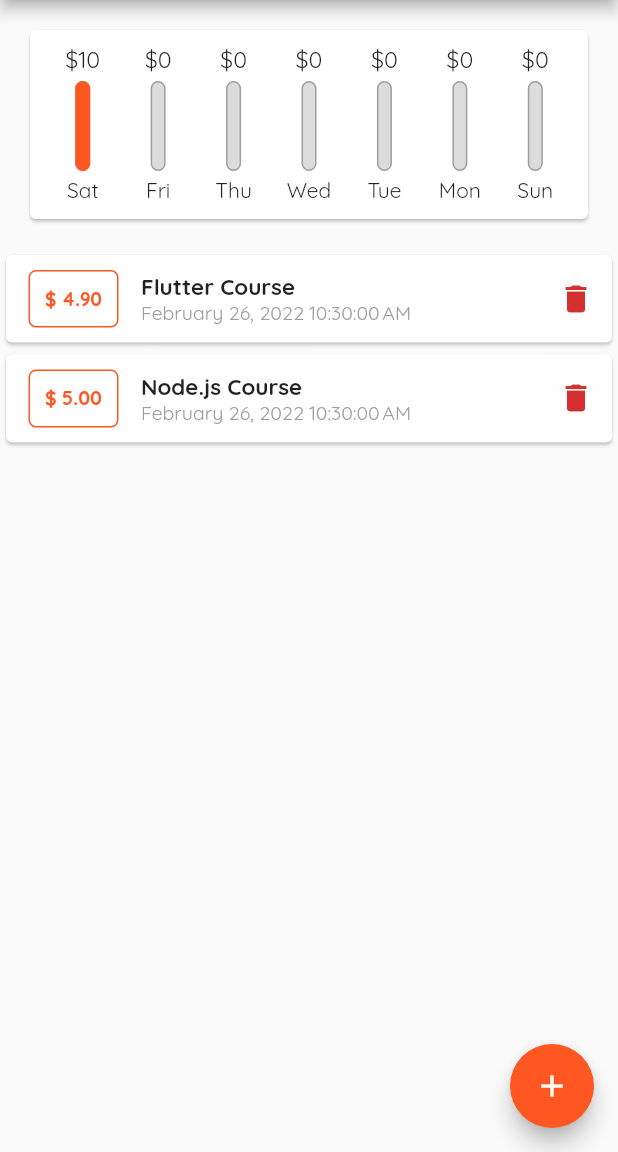
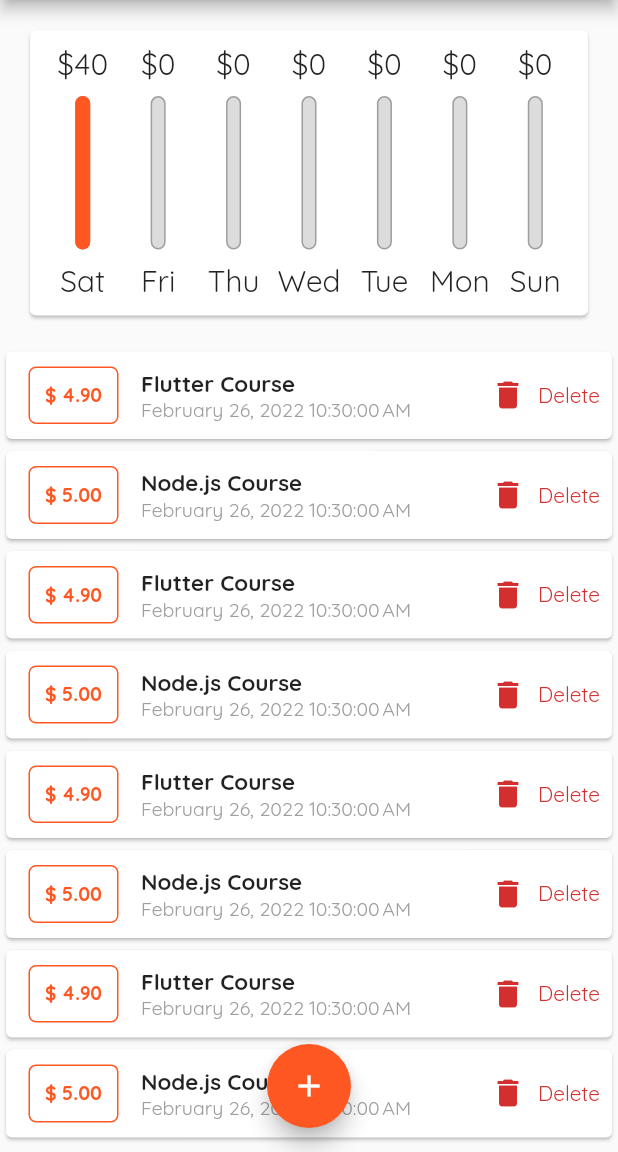
Before and after one commit to viraj-2393/expense-planner-flutter, a Flutter app: the screen it shows after launch, on a phone screen of 412 x 824 dp, the part 84-1236 px from its top. Run offline on Flutter 3.47's test engine with Material 2 defaults, Android fonts, the phone set to English and light mode, and no system bars.

Commit message:
different screen sizes adaptability added

```diff
--- a/lib/main.dart
+++ b/lib/main.dart
@@ -1,10 +1,18 @@
+import 'dart:io';
 import 'package:expense_planner/widgets/new_transaction.dart';
 import 'package:expense_planner/widgets/transaction_list.dart';
 import 'package:flutter/material.dart';
 import './models/transaction.dart';
 import './widgets/new_transaction.dart';
 import './widgets/chart.dart';
+import 'package:flutter/services.dart';
+
 void main(){
+  // WidgetsFlutterBinding.ensureInitialized();
+  // SystemChrome.setPreferredOrientations([
+  //   DeviceOrientation.portraitUp,
+  //   DeviceOrientation.portraitDown
+  // ]);
   runApp(MaterialApp(
     theme: ThemeData(
       primarySwatch: Colors.deepOrange,
@@ -24,8 +32,17 @@ class Home extends StatefulWidget {
 class _HomeState extends State<Home>{
   final List<Transaction> _userTransactions = [
     Transaction(id: 't1', title: 'Flutter Course', amount: 4.9, date: DateTime.now()),
-    Transaction(id: 't2', title: 'Node.js Course', amount: 5.00, date: DateTime.now())
+    Transaction(id: 't2', title: 'Node.js Course', amount: 5.00, date: DateTime.now()),
+    Transaction(id: 't3', title: 'Flutter Course', amount: 4.9, date: DateTime.now()),
+    Transaction(id: 't4', title: 'Node.js Course', amount: 5.00, date: DateTime.now()),
+    Transaction(id: 't5', title: 'Flutter Course', amount: 4.9, date: DateTime.now()),
+    Transaction(id: 't6', title: 'Node.js Course', amount: 5.00, date: DateTime.now()),
+    Transaction(id: 't7', title: 'Flutter Course', amount: 4.9, date: DateTime.now()),
+    Transaction(id: 't8', title: 'Node.js Course', amount: 5.00, date: DateTime.now())
   ];
+
+  bool _showChart = false;
+
   List<Transaction> get _recentTransactions{
     return _userTransactions.where((tx) {
       return tx.date.isAfter(DateTime.now().subtract(Duration(days: 7)));
@@ -58,8 +75,9 @@ class _HomeState extends State<Home>{
   }
   @override
   Widget build(BuildContext context) {
-    return Scaffold(
-      appBar: AppBar(
+    final mediaQuery = MediaQuery.of(context);
+    final isLandscape = mediaQuery.orientation == Orientation.landscape;
+    final appBar = AppBar(
       title: Text('Expense Planner'),
       actions: [
         IconButton(
@@ -67,18 +85,49 @@ class _HomeState extends State<Home>{
             icon: Icon(Icons.add))
       ],
       centerTitle: true,
+    );
+    final txListWidget = Container(
+      height: (mediaQuery.size.height - appBar.preferredSize.height - mediaQuery.padding.top) * 0.7,
+      child: TransactionList(_userTransactions, _deleteTransaction),
+    );
+    return Scaffold(
+      appBar: appBar,
+      body:SingleChildScrollView(
+        child: Column(
+          children: [
+            if(isLandscape) Row(
+              mainAxisAlignment: MainAxisAlignment.center,
+              children: [
+                Text('Show Chart'),
+                Switch.adaptive(
+                  onChanged: (val){
+                    setState(() {
+                      _showChart = val;
+                    });
+                  },
+                  value: _showChart,
+                )
+              ],
             ),
-      body:Column(
-          children: [
-            Chart(_recentTransactions),
+            if(!isLandscape) Container(
+              height: (mediaQuery.size.height - appBar.preferredSize.height - mediaQuery.padding.top) * 0.3 ,
+              child: Chart(_recentTransactions),
+            ) ,
+            if(!isLandscape) txListWidget,
+            if(isLandscape)
+            _showChart ? Container(
+              height: (mediaQuery.size.height - appBar.preferredSize.height - mediaQuery.padding.top) * 0.7 ,
+              child: Chart(_recentTransactions),
+            ) :
+            txListWidget,
+
             //UserTransactions(),
-            Expanded(child: TransactionList(_userTransactions,_deleteTransaction))
-
-
+            //Expanded(child: TransactionList(_userTransactions,_deleteTransaction))
           ],
+        ),
       ) ,
-      //floatingActionButtonLocation: FloatingActionButtonLocation.centerFloat,
-      floatingActionButton: FloatingActionButton(
+      floatingActionButtonLocation: FloatingActionButtonLocation.centerFloat,
+      floatingActionButton: Platform.isIOS?Container():FloatingActionButton(
         onPressed: () => _startAddNewTransaction(context),
         child: Icon(Icons.add),
       ),
--- a/lib/widgets/chart.dart
+++ b/lib/widgets/chart.dart
@@ -47,7 +47,7 @@ class Chart extends StatelessWidget{
                       totalSpending == 0.0 ? 0.0 : double.parse(data['amount'].toString())/totalSpending));
             }).toList(),
           ],
-        ),
+        ) ,
       ),
     );
   }
--- a/lib/widgets/chart_bar.dart
+++ b/lib/widgets/chart_bar.dart
@@ -8,17 +8,19 @@ class ChartBar extends StatelessWidget{
   ChartBar(this.label,this.spendingAmount,this.spendingPctOfTotal);
   @override
   Widget build(BuildContext context) {
+    return LayoutBuilder(
+        builder: (ctx,constraints){
           return Column(
             children: [
               Container(
-          height: 20,
+                height: constraints.maxHeight * 0.15,
                 child: FittedBox(
                   child:Text('\$${spendingAmount.toStringAsFixed(0)}') ,
                 ),
               ),
-        SizedBox(height: 4,),
+              SizedBox(height: constraints.maxHeight * 0.05,),
               Container(
-          height: 60,
+                height: constraints.maxHeight * 0.6,
                 width: 10,
                 child: Stack(
                   children: [
@@ -41,9 +43,14 @@ class ChartBar extends StatelessWidget{
                   ],
                 ),
               ),
-        SizedBox(height: 4,),
-        Text(label)
+              SizedBox(height: constraints.maxHeight * 0.05,),
+              Container(
+                height: constraints.maxHeight * 0.15,
+                child: FittedBox(child: Text(label),),
+              )
             ],
           );
         }
+    );
   }
+}
--- a/lib/widgets/new_transaction.dart
+++ b/lib/widgets/new_transaction.dart
@@ -39,10 +39,11 @@ class _NewTransactionState extends State<NewTransaction>{
   }
   @override
   Widget build(BuildContext context) {
-    return Card(
+    return SingleChildScrollView(
+      child:Card(
         elevation: 5,
         child:Container(
-        padding: EdgeInsets.all(10.0),
+          padding: EdgeInsets.only(top:10,left:10,right:10,bottom:MediaQuery.of(context).viewInsets.bottom + 10),
           child: Column(
             crossAxisAlignment: CrossAxisAlignment.end,
             children: [
@@ -79,6 +80,7 @@ class _NewTransactionState extends State<NewTransaction>{
           ),
         ),
 
+      ) ,
     );
   }
 }
--- a/lib/widgets/transaction_list.dart
+++ b/lib/widgets/transaction_list.dart
@@ -7,20 +7,22 @@ class TransactionList extends StatelessWidget{
   TransactionList(this._userTransactions,this._deleteTx);
    @override
   Widget build(BuildContext context) {
+
     return Container(
-      //height: 400,
       width: double.infinity,
       child: _userTransactions.isEmpty ?
-          Column(
+          LayoutBuilder(builder: (ctx,constraints){
+            return Column(
               children: [
                 Text('No transactions added yet!',style: TextStyle(fontWeight: FontWeight.bold),),
                 SizedBox(height: 20.0,),
                 Container(
-                height: 200,
+                  height: constraints.maxHeight * 0.6 ,
                   child: Image.asset('assets/images/waiting.png',fit: BoxFit.cover,),
                 )
               ],
-          )
+            );
+          })
           :ListView.builder(
         itemBuilder: (ctx,index){
           return Card(
@@ -65,6 +67,13 @@ class TransactionList extends StatelessWidget{
                   ],
                 ),
                 Expanded(child:SizedBox(height: 10,)),
+                MediaQuery.of(context).size.width > 360 ?
+                TextButton.icon(
+                  icon: Icon(Icons.delete),
+                  label: Text('Delete'),
+                  style: TextButton.styleFrom(primary: Theme.of(context).errorColor),
+                  onPressed: (){_deleteTx(_userTransactions[index].id);},
+                ):
                 IconButton(onPressed: ()=>_deleteTx(_userTransactions[index].id), icon: Icon(Icons.delete,color: Theme.of(context).errorColor,)),
 
               ],
```
Lines whose indentation alone changed are shown as unchanged.
